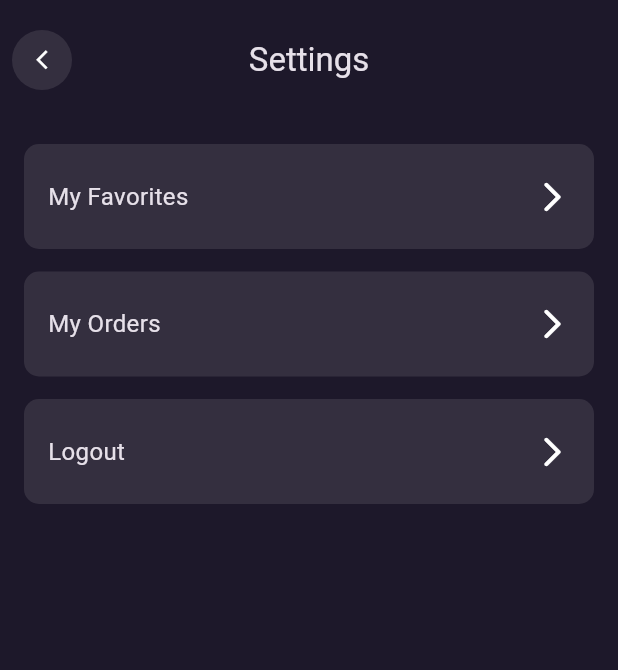
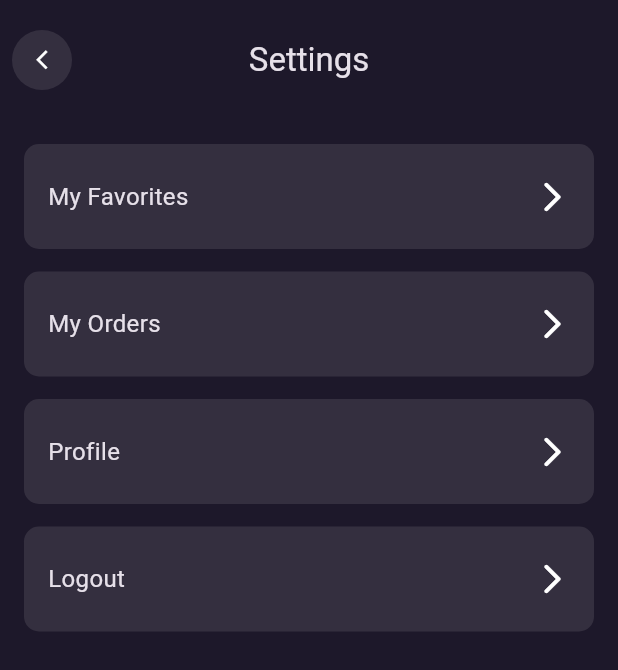
Before and after one commit to KhawajaFakhar143/simple_ecommerce_firebase, a Flutter app: the SettingsPage screen opened directly, on a phone screen of 412 x 824 dp. Shown: the top 670 px of the screen. Run offline on Flutter 3.47's test engine with Material 3 defaults, Android fonts, the phone set to English and light mode, and no system bars; our stand-ins replace cached_network_image, cloud_firestore, dartz, firebase_auth, firebase_core, flutter_bloc and 1 more; accounts and stored records are empty; network calls fail.

Commit message:
Updating user profile in setting screen

```diff
--- a/lib/data/auth/repositories/auth_repository_impl.dart
+++ b/lib/data/auth/repositories/auth_repository_impl.dart
@@ -38,4 +38,9 @@ class AuthRepositoryImpl extends AuthRepository {
   Future<bool> isLoggedIn() async {
     return await sl<AuthFirebaseService>().isLoggedIn();
   }
+
+  @override
+  Future<Either> updateUser(UserCreationReq user)async {
+    return await sl<AuthFirebaseService>().updateUser(user);
+  }
 }
--- a/lib/domain/auth/repositories/auth_repo.dart
+++ b/lib/domain/auth/repositories/auth_repo.dart
@@ -6,6 +6,7 @@ abstract class AuthRepository {
 
   Future<Either> signup(UserCreationReq user);
   Future<Either> signin(UserSigninReq user);
+  Future<Either> updateUser(UserCreationReq user);
    Future<Either> getUser();
      Future<bool> isLoggedIn();
 
--- a/lib/presentation/home/widgets/header.dart
+++ b/lib/presentation/home/widgets/header.dart
@@ -5,7 +5,7 @@ import 'package:simple_ecommerce_firebase/core/configs/assets/app_images.dart';
 import 'package:simple_ecommerce_firebase/core/configs/themes.dart/colors.dart';
 import 'package:simple_ecommerce_firebase/domain/auth/entities/user.dart';
 import 'package:simple_ecommerce_firebase/presentation/cart/pages/cart.dart';
-import 'package:simple_ecommerce_firebase/presentation/home/provider/user_info_display_provider.dart';
+import 'package:simple_ecommerce_firebase/common/state_managment/user_info_display_provider.dart';
 import 'package:simple_ecommerce_firebase/presentation/settings/pages/settings.dart';
 
 class Header extends StatelessWidget {
--- a/lib/presentation/settings/pages/settings.dart
+++ b/lib/presentation/settings/pages/settings.dart
@@ -2,6 +2,7 @@ import 'package:flutter/material.dart';
 import 'package:simple_ecommerce_firebase/common/widgets/app_bar/app_bar.dart';
 import 'package:simple_ecommerce_firebase/presentation/settings/widgets/logout_tile.dart';
 import 'package:simple_ecommerce_firebase/presentation/settings/widgets/my_orders_tile.dart';
+import 'package:simple_ecommerce_firebase/presentation/settings/widgets/profile_tile.dart';
 
 import '../widgets/my_favorties_tile.dart';
 
@@ -24,6 +25,8 @@ class SettingsPage extends StatelessWidget {
             SizedBox(height: 15,),
             MyOrdersTile(),
             SizedBox(height: 15,),
+            ProfileTile(),
+            SizedBox(height: 15,),
             LogoutTile()
           ],
         ),
--- /dev/null
+++ b/lib/presentation/settings/widgets/profile_tile.dart
@@ -0,0 +1,40 @@
+import 'package:flutter/material.dart';
+import 'package:simple_ecommerce_firebase/common/helper/app_navigator.dart';
+import 'package:simple_ecommerce_firebase/core/configs/themes.dart/colors.dart';
+import 'package:simple_ecommerce_firebase/presentation/user_profile/pages/profile.dart';
+
+class ProfileTile extends StatelessWidget {
+  const ProfileTile({super.key});
+
+  @override
+  Widget build(BuildContext context) {
+    return GestureDetector(
+      onTap: (){
+          AppNavigator.push(context,  ProfilePage());
+      },
+      child: Container(
+        height: 70,
+        padding: const EdgeInsets.symmetric(horizontal: 16),
+        decoration: BoxDecoration(
+          color: AppColors.secondBackground,
+          borderRadius: BorderRadius.circular(10)
+        ),
+        child: const Row(
+          mainAxisAlignment: MainAxisAlignment.spaceBetween,
+          children: [
+            Text(
+              'Profile',
+              style: TextStyle(
+                fontWeight: FontWeight.w400,
+                fontSize: 16
+              ),
+            ),
+            Icon(
+              Icons.arrow_forward_ios_rounded
+            )
+          ],
+        ),
+      ),
+    );
+  }
+}
--- a/lib/service_locator.dart
+++ b/lib/service_locator.dart
@@ -13,6 +13,7 @@ import 'package:simple_ecommerce_firebase/domain/auth/usescase/get_user.dart';
 import 'package:simple_ecommerce_firebase/domain/auth/usescase/is_logged_in.dart';
 import 'package:simple_ecommerce_firebase/domain/auth/usescase/siginup.dart';
 import 'package:simple_ecommerce_firebase/domain/auth/usescase/signin.dart';
+import 'package:simple_ecommerce_firebase/domain/auth/usescase/update_user.dart';
 import 'package:simple_ecommerce_firebase/domain/category/repository/category.dart';
 import 'package:simple_ecommerce_firebase/domain/category/usecases/get_categories.dart';
 import 'package:simple_ecommerce_firebase/domain/order/repository/order.dart';
@@ -149,4 +150,9 @@ Future<void> initializeDependencies() async {
   );
 
 
+   sl.registerSingleton<UpdateUserUseCase>(
+    UpdateUserUseCase()
+  );
+
+
 }
```
Also changed, not shown: lib/common/state_managment/user_info_display_provider.dart (renamed from lib/presentation/home/provider/user_info_display_provider.dart, +24 -0 lines), lib/data/auth/source/auth_firebase_service.dart (+24 -0 lines), lib/domain/auth/usescase/update_user.dart (added, +16 -0 lines), lib/presentation/user_profile/pages/profile.dart (added, +133 -0 lines), pubspec.lock.
